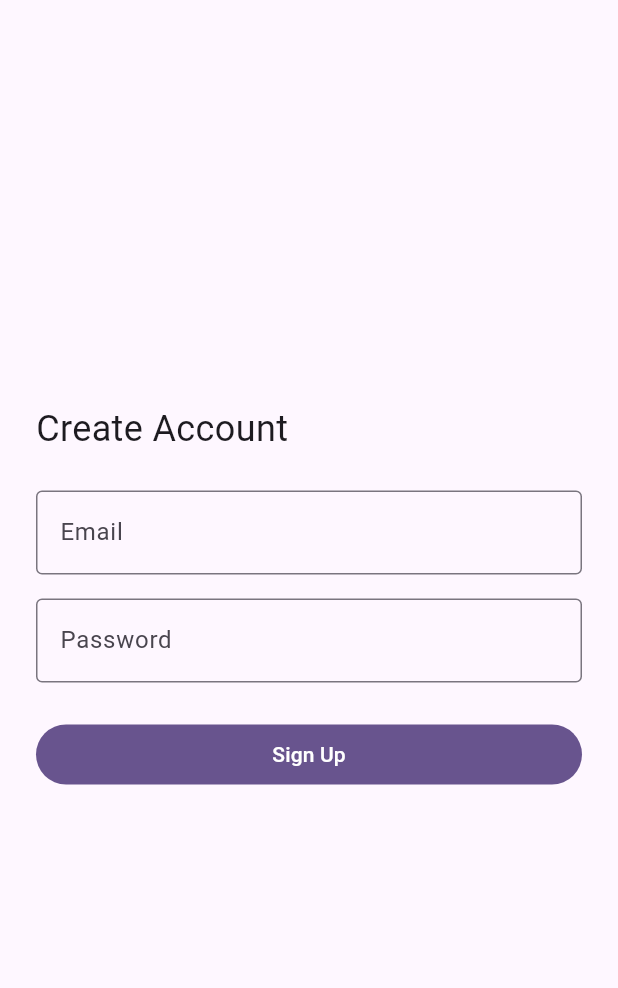
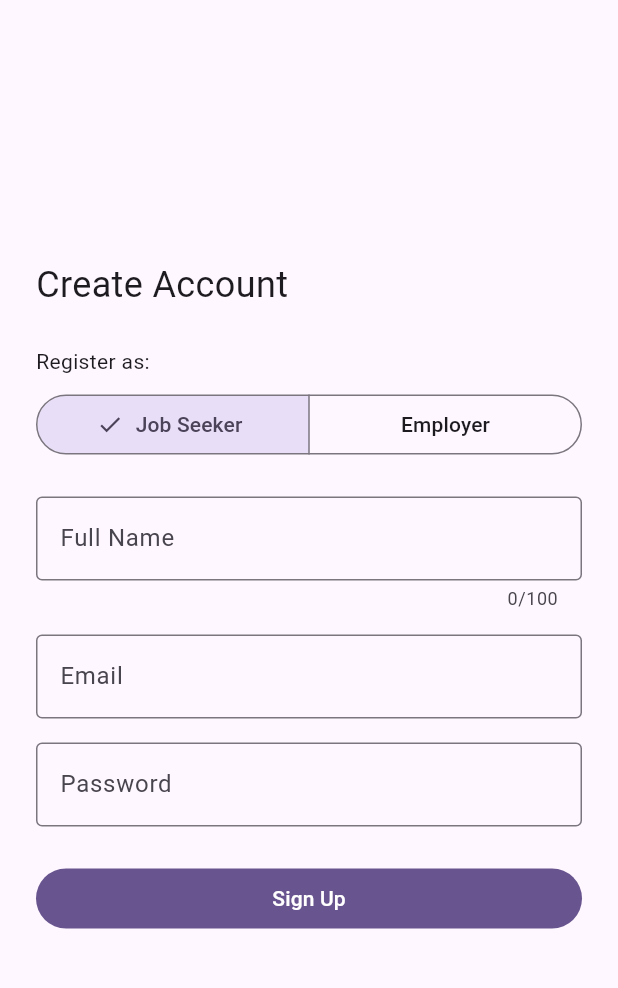
Before and after one commit to CHTHEE/jobmate, a Flutter app: the screen it shows after launch, after a tap on an icon or button, on a phone screen of 412 x 824 dp, the part 63-1051 px from its top. Run offline on Flutter 3.47's test engine with Material 3 defaults, Android fonts, the phone set to English and light mode, and no system bars; our stand-ins replace flutter_dotenv, supabase_flutter; accounts and stored records are empty.

```diff
--- a/lib/features/auth/login_page.dart
+++ b/lib/features/auth/login_page.dart
@@ -1,7 +1,10 @@
 import 'package:flutter/material.dart';
 import 'package:supabase_flutter/supabase_flutter.dart';
+
 import 'sign_up_page.dart';
 import '../../shared/widgets/auth_layout.dart';
+import '../../shared/widgets/loading_overlay.dart';
+import 'verify_email_page.dart';
 
 class LoginPage extends StatefulWidget {
   const LoginPage({super.key});
@@ -24,7 +27,10 @@ class _LoginPageState extends State<LoginPage> {
 
   @override
   Widget build(BuildContext context) {
-    return Scaffold(
+    return LoadingOverlay(
+      isLoading: _isLoading,
+      message: 'Logging in...',
+      child: Scaffold(
         appBar: AppBar(title: const Text('JobMate')),
         body: AuthLayout(
           child: Column(
@@ -54,7 +60,7 @@ class _LoginPageState extends State<LoginPage> {
               const SizedBox(height: 24),
               FilledButton(
                 onPressed: _isLoading ? null : _handleLogin,
-              child: Text(_isLoading ? 'Logging in...' : 'Log in'),
+                child: const Text('Log in'),
               ),
               TextButton(
                 onPressed: _isLoading
@@ -62,12 +68,14 @@ class _LoginPageState extends State<LoginPage> {
                     : () {
                         Navigator.of(context).push(
                           MaterialPageRoute<void>(
-                    builder: (context) => const SignUpPage()),
+                            builder: (context) => const SignUpPage(),
+                          ),
                         );
                       },
                 child: const Text('Don\'t have an account? Sign up'),
               ),
             ],
+          ),
         ),
       ),
     );
@@ -79,10 +87,11 @@ class _LoginPageState extends State<LoginPage> {
     final email = _emailController.text.trim();
     final password = _passwordController.text;
 
-    if(email.isEmpty || password.isEmpty) {
+    if (email.isEmpty || password.isEmpty) {
       _showMessage('Please enter both email and password.');
       return;
     }
+    FocusScope.of(context).unfocus();
 
     setState(() {
       _isLoading = true;
@@ -100,7 +109,19 @@ class _LoginPageState extends State<LoginPage> {
         _showMessage('No session was returned. Please try again.');
       }
     } on AuthException catch (error) {
+      if(error.code == 'email_not_confirmed') {
+        if(!mounted) return;
+
+        Navigator.of(context).push(
+          MaterialPageRoute<void>(builder: (context) => VerifyEmailPage(
+            email: email,
+            startWithCooldown: false,
+          ),
+          ),
+        );
+      }else {
         _showMessage(error.message);
+      }
     } catch (_) {
       _showMessage('Unable to log in. Please try again.');
     } finally {
--- a/lib/features/auth/sign_up_page.dart
+++ b/lib/features/auth/sign_up_page.dart
@@ -2,6 +2,17 @@ import 'package:flutter/material.dart';
 import 'package:supabase_flutter/supabase_flutter.dart';
 
 import '../../shared/widgets/auth_layout.dart';
+import '../../shared/widgets/loading_overlay.dart';
+import 'verify_email_page.dart';
+
+enum SignUpRole {
+  jobSeeker('job_seeker'),
+  employer('employer');
+
+  const SignUpRole(this.databaseValue);
+
+  final String databaseValue;
+}
 
 class SignUpPage extends StatefulWidget {
   const SignUpPage({super.key});
@@ -11,20 +22,27 @@ class SignUpPage extends StatefulWidget {
 }
 
 class _SignUpPageState extends State<SignUpPage> {
+  final _nameCrontroller = TextEditingController();
   final _emailController = TextEditingController();
   final _passwordController = TextEditingController();
+  SignUpRole _selectedRole = SignUpRole.jobSeeker;
   bool _isLoading = false;
 
   @override
   void dispose() {
+    _nameCrontroller.dispose();
     _emailController.dispose();
     _passwordController.dispose();
+
     super.dispose();
   }
 
   @override
   Widget build(BuildContext context) {
-    return Scaffold(
+    return LoadingOverlay(
+      isLoading: _isLoading,
+      message: 'Signing up...',
+      child: Scaffold(
         appBar: AppBar(title: const Text('JobMate')),
         body: AuthLayout(
           child: Column(
@@ -33,6 +51,43 @@ class _SignUpPageState extends State<SignUpPage> {
             children: [
               const Text('Create Account', style: TextStyle(fontSize: 24)),
               const SizedBox(height: 24),
+              const Text('Register as:'),
+              const SizedBox(height: 8),
+              SegmentedButton<SignUpRole>(
+                segments: const [
+                  ButtonSegment<SignUpRole>(
+                    value: SignUpRole.jobSeeker,
+                    label: Text('Job Seeker'),
+                  ),
+                  ButtonSegment<SignUpRole>(
+                    value: SignUpRole.employer,
+                    label: Text('Employer'),
+                  ),
+                ],
+                selected: {_selectedRole},
+                multiSelectionEnabled: false,
+                emptySelectionAllowed: false,
+                onSelectionChanged: _isLoading
+                    ? null
+                    : (selection) {
+                        setState(() {
+                          _selectedRole = selection.first;
+                        });
+                      },
+              ),
+              const SizedBox(height: 24),
+              TextField(
+                controller: _nameCrontroller,
+                decoration: const InputDecoration(
+                  labelText: 'Full Name',
+                  border: OutlineInputBorder(),
+                ),
+                keyboardType: TextInputType.name,
+                textCapitalization: TextCapitalization.words,
+                textInputAction: TextInputAction.next,
+                maxLength: 100,
+              ),
+              const SizedBox(height: 16),
               TextField(
                 controller: _emailController,
                 decoration: const InputDecoration(
@@ -58,14 +113,25 @@ class _SignUpPageState extends State<SignUpPage> {
             ],
           ),
         ),
+      ),
     );
   }
 
   Future<void> _handleSignUp() async {
     if (_isLoading) return;
 
+    final name = _nameCrontroller.text.trim();
     final email = _emailController.text.trim();
     final password = _passwordController.text;
+
+    if (name.isEmpty) {
+      _showMessage('Please enter your full name');
+      return;
+    }
+    if (name.length > 100) {
+      _showMessage('Full name must not exceed 100 characters');
+      return;
+    }
 
     if (email.isEmpty || password.isEmpty) {
       ScaffoldMessenger.of(context).showSnackBar(
@@ -91,14 +157,18 @@ class _SignUpPageState extends State<SignUpPage> {
       final response = await Supabase.instance.client.auth.signUp(
         password: password,
         email: email,
+        data: {'name': name, 'role': _selectedRole.databaseValue},
       );
 
       if (response.session != null) {
         if (!mounted) return;
-
         Navigator.of(context).popUntil((route) => route.isFirst);
       } else {
-        _showMessage('Check your email to confirm your account. Then log in.');
+        Navigator.of(context).pushReplacement(
+          MaterialPageRoute<void>(
+            builder: (context) => VerifyEmailPage(email: email),
+          ),
+        );
       }
     } on AuthException catch (e) {
       _showMessage(e.message);
--- a/lib/main.dart
+++ b/lib/main.dart
@@ -1,12 +1,14 @@
 import 'package:flutter/material.dart';
 import 'package:supabase_flutter/supabase_flutter.dart';
 import 'package:jobmate/features/auth/auth_gate.dart';
+import 'package:flutter_dotenv/flutter_dotenv.dart';
 
 Future<void> main() async {
   WidgetsFlutterBinding.ensureInitialized();
+  await dotenv.load(fileName: '.env');
 
-  const supabaseUrl = String.fromEnvironment('SUPABASE_URL');
-  const supabaseKey = String.fromEnvironment('SUPABASE_PUBLISHABLE_KEY',);
+  final supabaseUrl = dotenv.env['SUPABASE_URL'] ?? '';
+  final supabaseKey = dotenv.env['SUPABASE_PUBLISHABLE_KEY'] ?? '';
 
   if (supabaseUrl.isEmpty || supabaseKey.isEmpty) {
     throw Exception('Missing Supabase configuration.' 'Run with --dart-define-from-file=.env');
--- /dev/null
+++ b/lib/shared/widgets/loading_overlay.dart
@@ -0,0 +1,45 @@
+import 'package:flutter/material.dart';
+
+class LoadingOverlay extends StatelessWidget {
+  final bool isLoading;
+  final String message;
+  final Widget child;
+
+  const LoadingOverlay({
+    super.key,
+    required this.isLoading,
+    required this.child,
+    this.message = 'Please wait...',
+  });
+
+  @override
+  Widget build(BuildContext context) {
+    return PopScope(
+      canPop: !isLoading,
+      child: Stack(
+        fit: StackFit.expand,
+        children: [
+          child,
+          if (isLoading) ...[
+            const ModalBarrier(color: Colors.black54, dismissible: false),
+            Center(
+              child: Card(
+                child: Padding(
+                  padding: const EdgeInsets.all(24),
+                  child: Column(
+                    mainAxisSize: MainAxisSize.min,
+                    children: [
+                      const CircularProgressIndicator(),
+                      const SizedBox(height: 16),
+                      Text(message),
+                    ],
+                  ),
+                ),
+              ),
+            ),
+          ],
+        ],
+      ),
+    );
+  }
+}
--- a/pubspec.yaml
+++ b/pubspec.yaml
@@ -35,6 +35,7 @@ dependencies:
   # Use with the CupertinoIcons class for iOS style icons.
   cupertino_icons: ^2.0.0
   supabase_flutter: ^2.18.3
+  flutter_dotenv: ^6.0.1
 
 dev_dependencies:
   flutter_test:
@@ -57,6 +58,8 @@ flutter:
   # included with your application, so that you can use the icons in
   # the material Icons class.
   uses-material-design: true
+  assets:
+    - .env
 
   # To add assets to your application, add an assets section, like this:
   # assets:
```
Also changed, not shown: lib/features/auth/verify_email_page.dart (added, +208 -0 lines), lib/features/home/home_page.dart (+47 -7 lines), pubspec.lock, 2 other files. Lines whose indentation alone changed are shown as unchanged.
